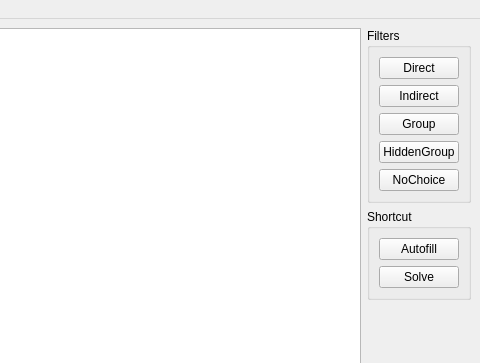
The window that Code/interface/ui/MainWindow.ui (Dwarf0/MySudoku) describes before a commit, drawn with Qt 5; both pictures show x 320 to 800 and y 0 to 363 of the 800 by 600 pixel window.
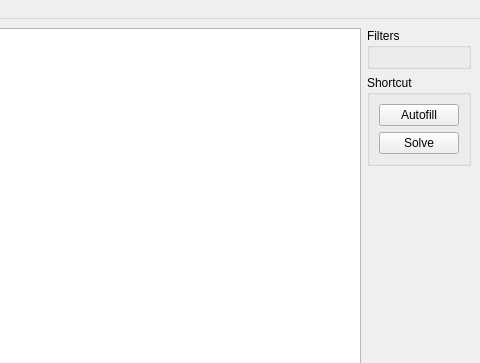
The same window after the commit. Custom widgets are drawn as their Qt base class.

Commit message: Les boutons de filtres sont désormais gérés dynamiquement à partir de la liste des filtres disponibles

```diff
--- a/Code/interface/ui/MainWindow.ui
+++ b/Code/interface/ui/MainWindow.ui
@@ -28,43 +28,7 @@
         <property name="title">
          <string>Filters</string>
         </property>
-        <layout class="QVBoxLayout" name="verticalLayout">
-         <item>
-          <widget class="QPushButton" name="directFilterButton">
-           <property name="text">
-            <string>Direct</string>
-           </property>
-          </widget>
-         </item>
-         <item>
-          <widget class="QPushButton" name="indirectFilterButton">
-           <property name="text">
-            <string>Indirect</string>
-           </property>
-          </widget>
-         </item>
-         <item>
-          <widget class="QPushButton" name="groupFilterButton">
-           <property name="text">
-            <string>Group</string>
-           </property>
-          </widget>
-         </item>
-         <item>
-          <widget class="QPushButton" name="hiddenFilterButton">
-           <property name="text">
-            <string>HiddenGroup</string>
-           </property>
-          </widget>
-         </item>
-         <item>
-          <widget class="QPushButton" name="noChoiceFilterButton">
-           <property name="text">
-            <string>NoChoice</string>
-           </property>
-          </widget>
-         </item>
-        </layout>
+        <layout class="QVBoxLayout" name="verticalLayout"/>
        </widget>
       </item>
       <item>
```
The commit also changes 5 other files.
